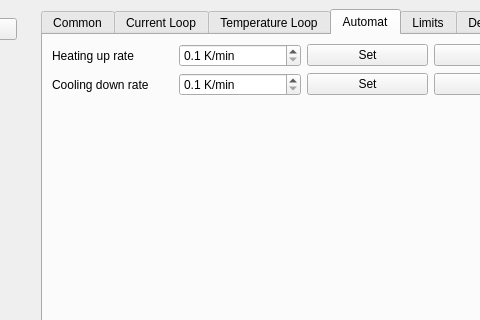
The window that mainwindow.ui (glavmonter/QPeltierUI) describes before a commit, drawn with Qt 5; both pictures show x 361 to 841 and y 0 to 320 of the 936 by 709 pixel window.
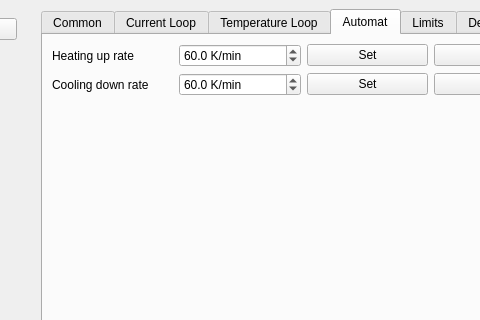
The same window after the commit. The open tabs and pages were chosen to show the change. Custom widgets are drawn as their Qt base class.

Commit message: PID tunning table, some UI changes

The edit to the form file:
```diff
--- a/mainwindow.ui
+++ b/mainwindow.ui
@@ -853,10 +853,16 @@
               <number>1</number>
              </property>
              <property name="minimum">
-              <double>0.100000000000000</double>
+              <double>0.000000000000000</double>
+             </property>
+             <property name="maximum">
+              <double>180.000000000000000</double>
              </property>
              <property name="singleStep">
-              <double>0.100000000000000</double>
+              <double>1.000000000000000</double>
+             </property>
+             <property name="value">
+              <double>60.000000000000000</double>
              </property>
             </widget>
            </item>
@@ -890,10 +896,16 @@
               <number>1</number>
              </property>
              <property name="minimum">
-              <double>0.100000000000000</double>
+              <double>0.000000000000000</double>
+             </property>
+             <property name="maximum">
+              <double>180.000000000000000</double>
              </property>
              <property name="singleStep">
-              <double>0.100000000000000</double>
+              <double>1.000000000000000</double>
+             </property>
+             <property name="value">
+              <double>60.000000000000000</double>
              </property>
             </widget>
            </item>
```
Left out of the diff: 2 changed lines with no effect on the pictures. The commit also changes 2 other files.
